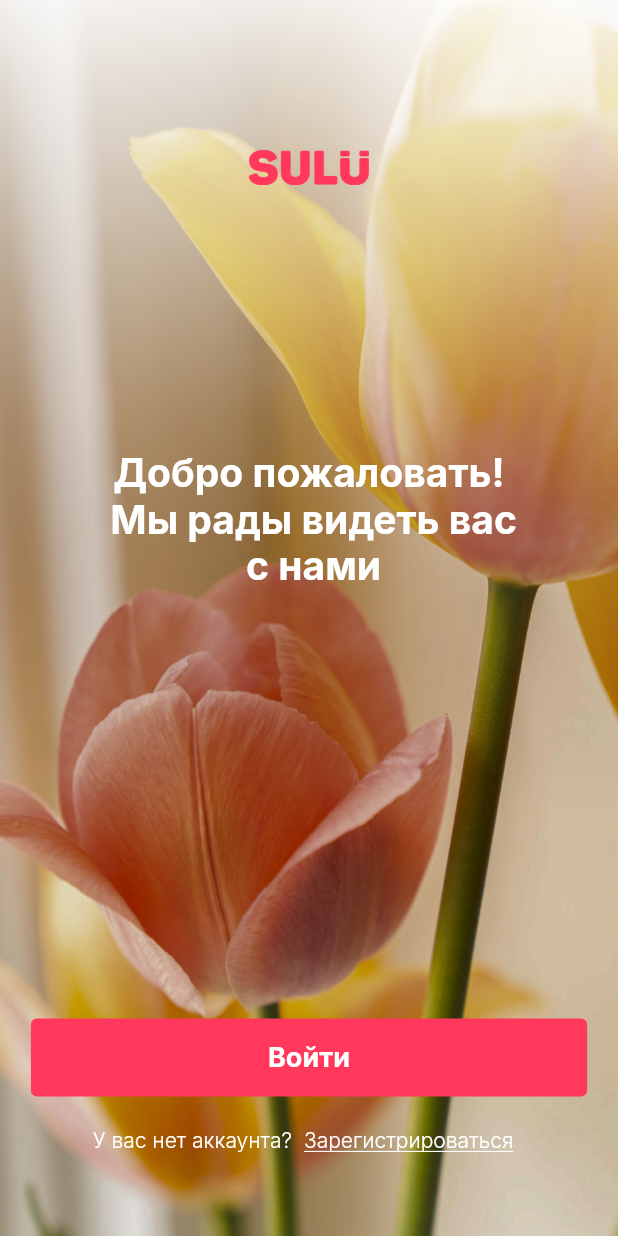
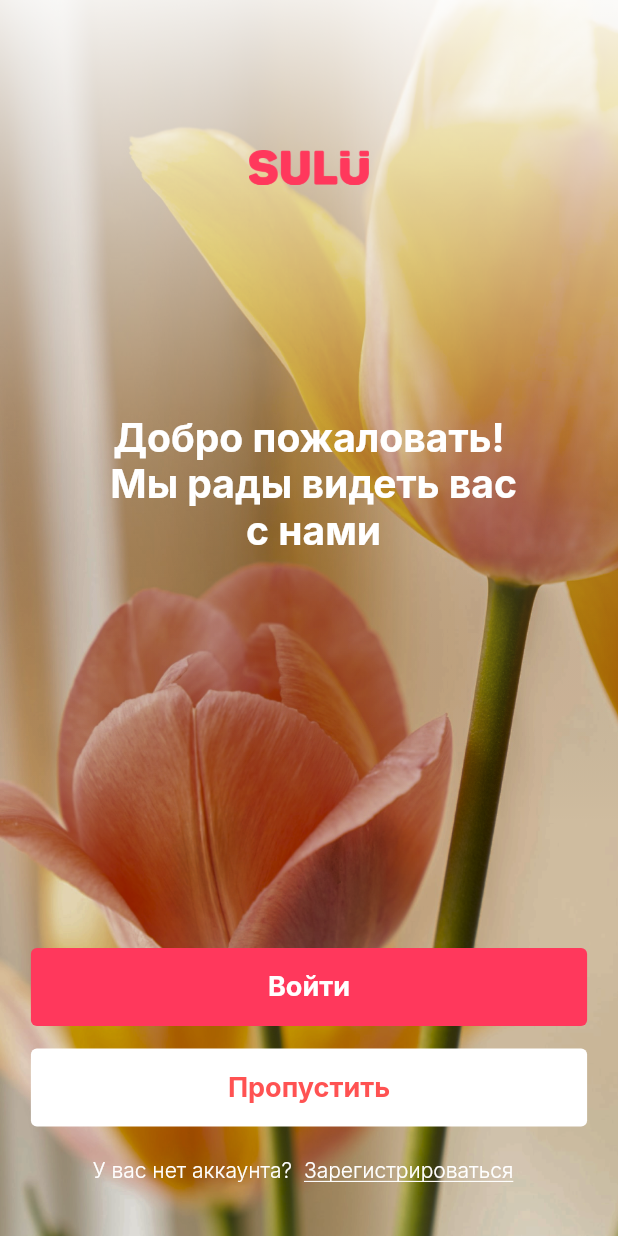
Before and after one commit to maratbekovaidar/sulu-mobile-application, a Flutter app: the screen it shows after launch, on a phone screen of 412 x 824 dp. Run offline on Flutter 3.47's test engine with Material 2 defaults, Android fonts, the phone set to English and light mode, and no system bars; our stand-ins replace bloc, cached_network_image, carousel_slider, chopper, dio, flutter_bloc and 9 more; missing offline and left inert: flutter_secure_storage_web, restart_app; accounts and stored records are empty; generated files the repository leaves out were written again.

Commit message:
feat(first_page): add skip auth button

```diff
--- a/lib/features/auth/views/screens/first_page.dart
+++ b/lib/features/auth/views/screens/first_page.dart
@@ -20,6 +20,7 @@ class _FirstPageState extends State<FirstPage> {
 
     /// Size
     double width = MediaQuery.of(context).size.width;
+    double height = MediaQuery.of(context).size.height;
 
 
     return WillPopScope(
@@ -43,6 +44,7 @@ class _FirstPageState extends State<FirstPage> {
 
             /// Color and Content
             Container(
+              height: height,
               decoration: const BoxDecoration(
                 gradient: LinearGradient(
                   begin: Alignment.topCenter,
@@ -97,6 +99,7 @@ class _FirstPageState extends State<FirstPage> {
                     ],
                   ),
 
+
                   /// Button of register and login
                   Row(
                     mainAxisAlignment: MainAxisAlignment.center,
@@ -112,6 +115,28 @@ class _FirstPageState extends State<FirstPage> {
                                 Navigator.pushNamed(context, '/login');
                               }, child:
                               const Text("Войти")
+                            ),
+                          ),
+                          const SizedBox(height: 15),
+
+                          /// Button
+                          SizedBox(
+                            width: width * 0.9,
+                            child: ElevatedButton(
+                              onPressed: () {
+                                  Navigator.pushNamed(context, '/login');
+                              },
+                              style: ButtonStyle(
+                                backgroundColor: MaterialStateProperty.all(
+                                  Colors.white
+                                )
+                              ),
+                              child: const Text(
+                                "Пропустить",
+                                style: TextStyle(
+                                  color: Colors.redAccent
+                                ),
+                              )
                             ),
                           ),
                           const SizedBox(height: 5),
@@ -143,7 +168,7 @@ class _FirstPageState extends State<FirstPage> {
                               )
                             ],
                           ),
-                          const SizedBox(height: 40),
+                          const SizedBox(height: 20),
                         ],
                       )
                     ],
```
